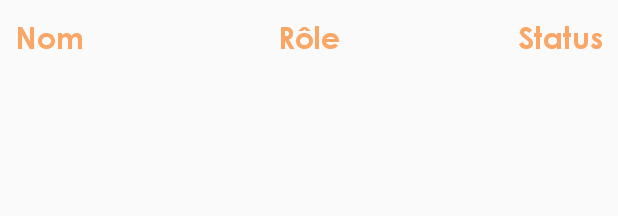
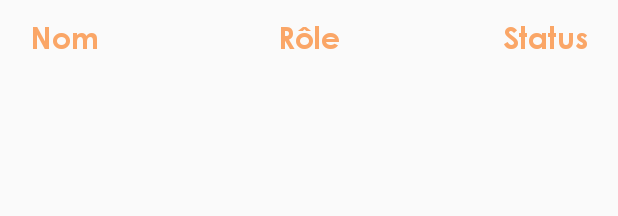
Before and after one commit to Gothor/werewolf-helper, an Android app: the layout view_holder_player_in_game.xml on its own in the app's theme, with its tools: preview values and no code run, on a phone screen of 412 x 824 dp. Shown: the top 216 px of the screen. Run offline under Robolectric (Android 15) with nearby library versions, the light colour scheme and no system bars.

Commit message:
Positioning compatibility issues fixed in view_holder_player_in_game.xml Attribute clickable of Status removed (no effect on IHM)

```diff
--- a/app/src/main/res/layout/view_holder_player_in_game.xml
+++ b/app/src/main/res/layout/view_holder_player_in_game.xml
@@ -1,9 +1,11 @@
 <?xml version="1.0" encoding="utf-8"?>
 <android.support.constraint.ConstraintLayout xmlns:android="http://schemas.android.com/apk/res/android"
     xmlns:app="http://schemas.android.com/apk/res-auto"
+    xmlns:tools="http://schemas.android.com/tools"
     android:layout_width="match_parent"
     android:layout_height="wrap_content"
-    android:layout_marginVertical="10dp">
+    android:padding="10dp"
+    tools:ignore="SpUsage" >
 
     <!-- @TODO Implétementer images
     <ImageView
@@ -20,6 +22,7 @@
         style="@style/DefaultFont"
         android:layout_width="wrap_content"
         android:layout_height="wrap_content"
+        android:layout_marginStart="10dp"
         android:layout_marginLeft="10dp"
         android:text="@string/example_name"
         android:textSize="20dp"
@@ -32,6 +35,7 @@
         style="@style/DefaultFont"
         android:layout_width="wrap_content"
         android:layout_height="wrap_content"
+        android:layout_marginStart="10dp"
         android:layout_marginLeft="10dp"
         android:text="@string/example_role"
         android:textSize="20dp"
@@ -45,12 +49,12 @@
         style="@style/DefaultFont"
         android:layout_width="wrap_content"
         android:layout_height="wrap_content"
+        android:layout_marginEnd="10dp"
         android:layout_marginRight="10dp"
         android:text="@string/example_status"
         android:textSize="20dp"
         app:layout_constraintBottom_toBottomOf="parent"
         app:layout_constraintRight_toRightOf="parent"
-        app:layout_constraintTop_toTopOf="parent"
-        android:clickable="true"/>
+        app:layout_constraintTop_toTopOf="parent" />
 
 </android.support.constraint.ConstraintLayout>
```
